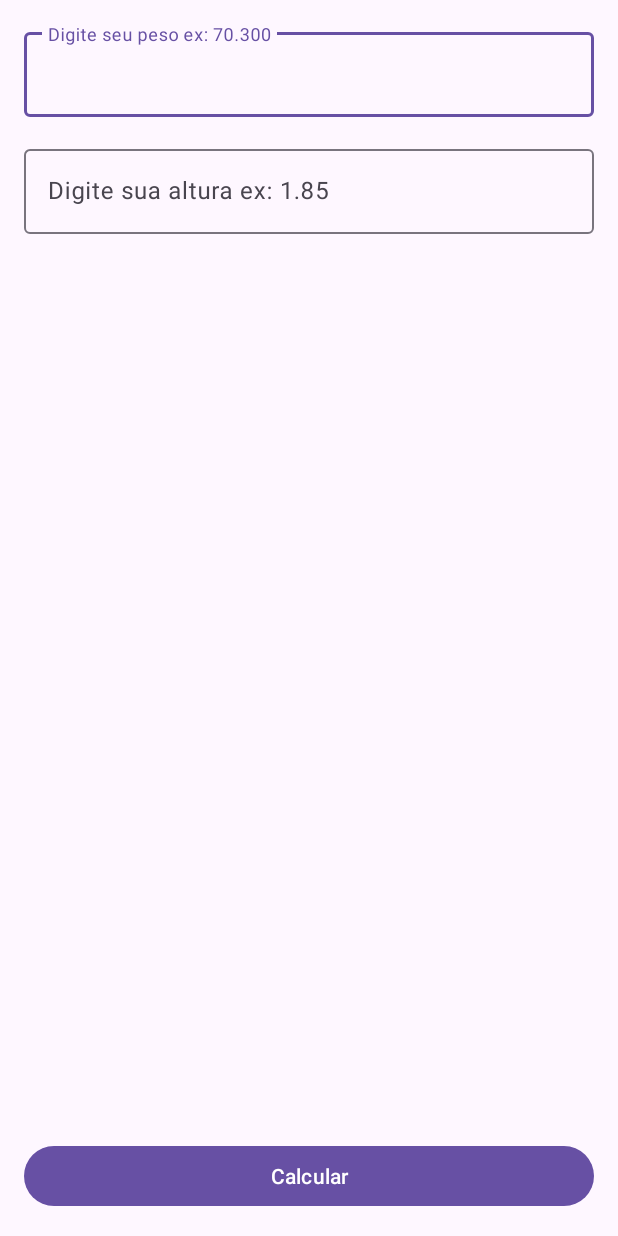
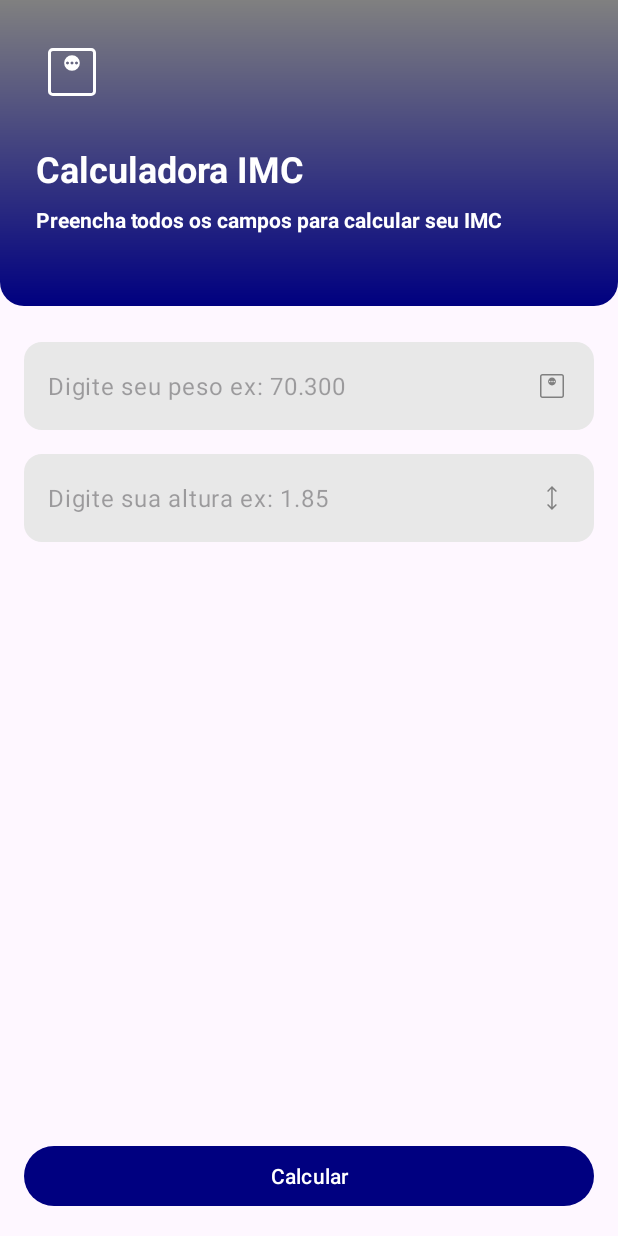
Before and after one commit to infomiguelito/CalculadoraIMC, an Android app: the screen it shows after launch (MainActivity), on a phone screen of 412 x 824 dp. Run offline under Robolectric (Android 15) with nearby library versions, the phone set to English and light mode, and no system bars.

Commit message:
Projeto finalizado

```diff
--- a/app/build.gradle.kts
+++ b/app/build.gradle.kts
@@ -41,6 +41,7 @@ dependencies {
     implementation("androidx.appcompat:appcompat:1.6.1")
     implementation("com.google.android.material:material:1.10.0")
     implementation("androidx.constraintlayout:constraintlayout:2.1.4")
+    implementation("androidx.activity:activity:1.9.1")
     testImplementation("junit:junit:4.13.2")
     androidTestImplementation("androidx.test.ext:junit:1.1.5")
     androidTestImplementation("androidx.test.espresso:espresso-core:3.5.1")
--- a/app/src/main/AndroidManifest.xml
+++ b/app/src/main/AndroidManifest.xml
@@ -13,6 +13,9 @@
         android:theme="@style/Theme.Calculadoraimc"
         tools:targetApi="31">
         <activity
+            android:name=".ResultActivity"
+            android:exported="false" />
+        <activity
             android:name=".MainActivity"
             android:exported="true">
             <intent-filter>
--- /dev/null
+++ b/app/src/main/res/drawable/gradient_bg.xml
@@ -0,0 +1,14 @@
+<?xml version="1.0" encoding="utf-8"?>
+<shape xmlns:android="http://schemas.android.com/apk/res/android">
+
+    <corners android:topLeftRadius="0dp"
+        android:topRightRadius="0dp"
+        android:bottomLeftRadius="16dp"
+        android:bottomRightRadius="16dp"/>
+
+    <gradient
+        android:startColor="@color/primary_400"
+        android:endColor="@color/primary_900"
+        android:angle="90"/>
+
+</shape>
--- /dev/null
+++ b/app/src/main/res/drawable/ic_height.xml
@@ -0,0 +1,9 @@
+<vector xmlns:android="http://schemas.android.com/apk/res/android"
+    android:width="24dp"
+    android:height="24dp"
+    android:viewportWidth="960"
+    android:viewportHeight="960">
+  <path
+      android:pathData="M479.23,800 L347.69,668.46l27.54,-27.54 84,82.23v-487.07l-83.23,83 -27.54,-27.54L480,160l131.54,131.54 -28.31,28.54 -84,-83.23v486.3l84,-82.23 27.54,27.54L479.23,800Z"
+      android:fillColor="#FF808080"/>
+</vector>
--- /dev/null
+++ b/app/src/main/res/drawable/ic_monitor.xml
@@ -0,0 +1,9 @@
+<vector xmlns:android="http://schemas.android.com/apk/res/android"
+    android:width="24dp"
+    android:height="24dp"
+    android:viewportWidth="960"
+    android:viewportHeight="960">
+  <path
+      android:pathData="M480,464.62q43.85,0 74.23,-30.39 30.39,-30.38 30.39,-74.23 0,-43.85 -30.39,-74.23 -30.38,-30.39 -74.23,-30.39 -43.85,0 -74.23,30.39 -30.39,30.38 -30.39,74.23 0,43.85 30.39,74.23 30.38,30.39 74.23,30.39ZM420,380q-8,0 -14,-6t-6,-14q0,-8 6,-14t14,-6q8,0 14,6t6,14q0,8 -6,14t-14,6ZM480,380q-8,0 -14,-6t-6,-14q0,-8 6,-14t14,-6q8,0 14,6t6,14q0,8 -6,14t-14,6ZM540,380q-8,0 -14,-6t-6,-14q0,-8 6,-14t14,-6q8,0 14,6t6,14q0,8 -6,14t-14,6ZM224.62,800q-27.62,0 -46.12,-18.5Q160,763 160,735.38v-510.76q0,-27.62 18.5,-46.12Q197,160 224.62,160h510.76q27.62,0 46.12,18.5Q800,197 800,224.62v510.76q0,27.62 -18.5,46.12Q763,800 735.38,800L224.62,800ZM224.62,760h510.76q9.24,0 16.93,-7.69 7.69,-7.69 7.69,-16.93v-510.76q0,-9.24 -7.69,-16.93 -7.69,-7.69 -16.93,-7.69L224.62,200q-9.24,0 -16.93,7.69 -7.69,7.69 -7.69,16.93v510.76q0,9.24 7.69,16.93 7.69,7.69 16.93,7.69ZM200,200v560,-560Z"
+      android:fillColor="#FF808080"/>
+</vector>
--- /dev/null
+++ b/app/src/main/res/drawable/rounded_bg.xml
@@ -0,0 +1,6 @@
+<?xml version="1.0" encoding="utf-8"?>
+<shape xmlns:android="http://schemas.android.com/apk/res/android">
+    <solid android:color="#E8E8E8" />
+    <corners android:radius="12dp" />
+
+</shape>
--- a/app/src/main/res/layout/activity_main.xml
+++ b/app/src/main/res/layout/activity_main.xml
@@ -5,6 +5,49 @@
     android:layout_width="match_parent"
     android:layout_height="match_parent"
     tools:context=".MainActivity">
+
+    <LinearLayout
+        android:id="@+id/vg_header"
+        android:layout_width="match_parent"
+        android:layout_height="wrap_content"
+        android:background="@drawable/gradient_bg"
+        android:orientation="vertical"
+        android:layout_marginBottom="24dp"
+        app:layout_constraintEnd_toEndOf="parent"
+        app:layout_constraintStart_toStartOf="parent"
+        app:layout_constraintTop_toTopOf="parent" >
+        <ImageView
+            android:layout_width="48dp"
+            android:layout_height="48dp"
+            android:layout_margin="24dp"
+            android:layout_marginStart="24dp"
+            android:layout_marginTop="16dp"
+            android:layout_marginBottom="16dp"
+            android:src="@drawable/ic_monitor"
+            app:tint="@color/white" />
+
+        <TextView
+            android:text="Calculadora IMC"
+            android:layout_marginStart="24dp"
+            android:layout_width="wrap_content"
+            android:layout_height="wrap_content"
+            android:textColor="@color/white"
+            android:textStyle="bold"
+            android:textSize="24sp"/>
+
+        <TextView
+            android:text="Preencha todos os campos para calcular seu IMC"
+            android:layout_marginStart="24dp"
+            android:layout_marginEnd="24dp"
+            android:layout_marginBottom="48dp"
+            android:layout_width="wrap_content"
+            android:layout_height="wrap_content"
+            android:textStyle="bold"
+            android:layout_marginTop="8dp"
+            android:textColor="@color/white"/>
+
+
+    </LinearLayout>
 
     <Button
         android:id="@+id/btn_calcular"
@@ -20,23 +63,31 @@
         android:id="@+id/textInputLayout3"
         android:layout_width="match_parent"
         android:layout_height="wrap_content"
-        android:layout_margin="16dp"
+        android:layout_marginStart="16dp"
+        android:layout_marginEnd="16dp"
+        android:layout_marginTop="24dp"
+        app:hintEnabled="false"
         app:layout_constraintEnd_toEndOf="parent"
         app:layout_constraintStart_toStartOf="parent"
-        app:layout_constraintTop_toTopOf="parent">
+        app:layout_constraintTop_toBottomOf="@+id/vg_header">
 
         <com.google.android.material.textfield.TextInputEditText
             android:id="@+id/edt_peso"
+            android:maxLength="6"
+            android:drawableEnd="@drawable/ic_monitor"
             android:layout_width="match_parent"
             android:layout_height="wrap_content"
+            android:background="@drawable/rounded_bg"
             android:hint="Digite seu peso ex: 70.300"
             android:inputType="numberDecimal" />
     </com.google.android.material.textfield.TextInputLayout>
 
     <com.google.android.material.textfield.TextInputLayout
+        android:id="@+id/textInputLayout"
         android:layout_width="match_parent"
         android:layout_height="wrap_content"
         android:layout_margin="16dp"
+        app:hintEnabled="false"
         app:layout_constraintEnd_toEndOf="parent"
         app:layout_constraintStart_toStartOf="parent"
         app:layout_constraintTop_toBottomOf="@+id/textInputLayout3">
@@ -45,8 +96,11 @@
             android:id="@+id/edt_altura"
             android:layout_width="match_parent"
             android:layout_height="wrap_content"
+            android:background="@drawable/rounded_bg"
+            android:drawableEnd="@drawable/ic_height"
+            android:hint="Digite sua altura ex: 1.85"
             android:inputType="numberDecimal"
-            android:hint="Digite sua altura ex: 1.85" />
+            android:maxLength="4" />
     </com.google.android.material.textfield.TextInputLayout>
 
 </androidx.constraintlayout.widget.ConstraintLayout>
--- a/app/src/main/res/values-night/themes.xml
+++ b/app/src/main/res/values-night/themes.xml
@@ -2,6 +2,7 @@
     <!-- Base application theme. -->
     <style name="Base.Theme.Calculadoraimc" parent="Theme.Material3.DayNight.NoActionBar">
         <!-- Customize your dark theme here. -->
-        <!-- <item name="colorPrimary">@color/my_dark_primary</item> -->
+         <item name="colorPrimary">@color/primary_400</item>
+        <item name="android:statusBarColor">@color/primary_900</item>
     </style>
 </resources>
--- a/app/src/main/res/values/colors.xml
+++ b/app/src/main/res/values/colors.xml
@@ -2,4 +2,8 @@
 <resources>
     <color name="black">#FF000000</color>
     <color name="white">#FFFFFFFF</color>
+    <color name="primary_400">#000080</color>
+    <color name="primary_900">#808080</color>
+
+
 </resources>
--- a/app/src/main/res/values/themes.xml
+++ b/app/src/main/res/values/themes.xml
@@ -2,7 +2,8 @@
     <!-- Base application theme. -->
     <style name="Base.Theme.Calculadoraimc" parent="Theme.Material3.DayNight.NoActionBar">
         <!-- Customize your light theme here. -->
-        <!-- <item name="colorPrimary">@color/my_light_primary</item> -->
+        <item name="colorPrimary">@color/primary_400</item>
+        <item name="android:statusBarColor">@color/primary_900</item>
     </style>
 
     <style name="Theme.Calculadoraimc" parent="Base.Theme.Calculadoraimc" />
--- a/build.gradle.kts
+++ b/build.gradle.kts
@@ -1,5 +1,5 @@
 // Top-level build file where you can add configuration options common to all sub-projects/modules.
 plugins {
-    id("com.android.application") version "8.1.2" apply false
+    id("com.android.application") version "8.5.1" apply false
     id("org.jetbrains.kotlin.android") version "1.9.0" apply false
 }
```
Also changed, not shown: app/src/main/java/com/comunidadedevspace/imc/MainActivity.kt (+14 -3 lines), app/src/main/java/com/comunidadedevspace/imc/ResultActivity.kt (added, +44 -0 lines), app/src/main/res/layout/activity_result.xml (added, +88 -0 lines), gradle/wrapper/gradle-wrapper.properties, 2 other files.
